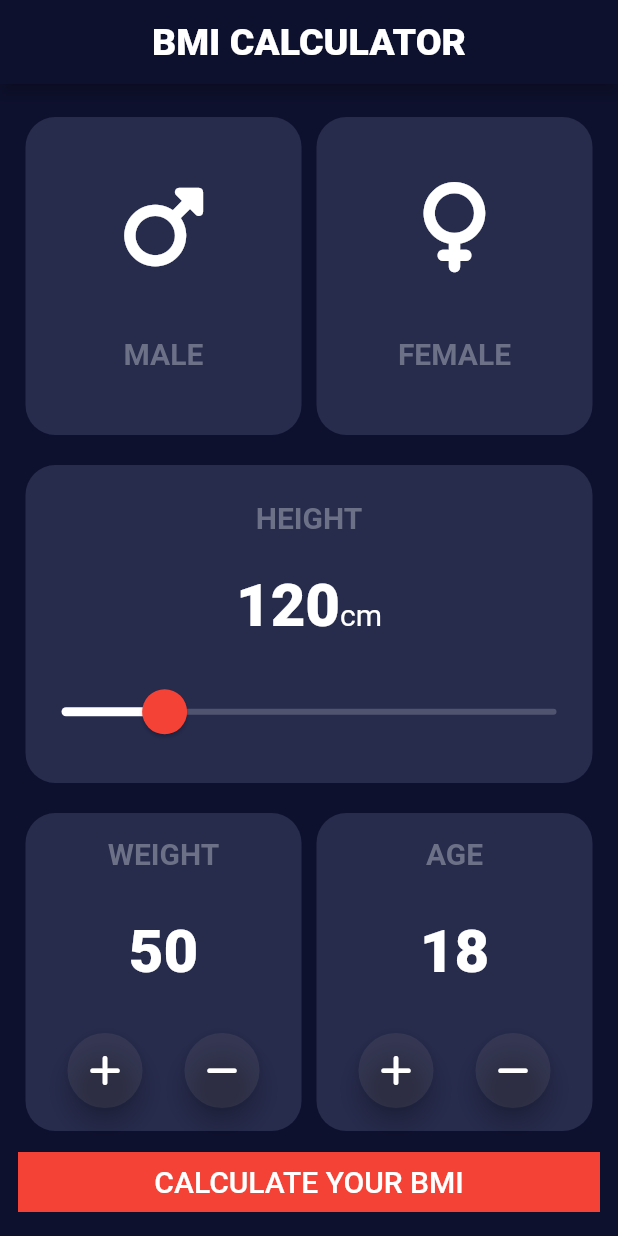
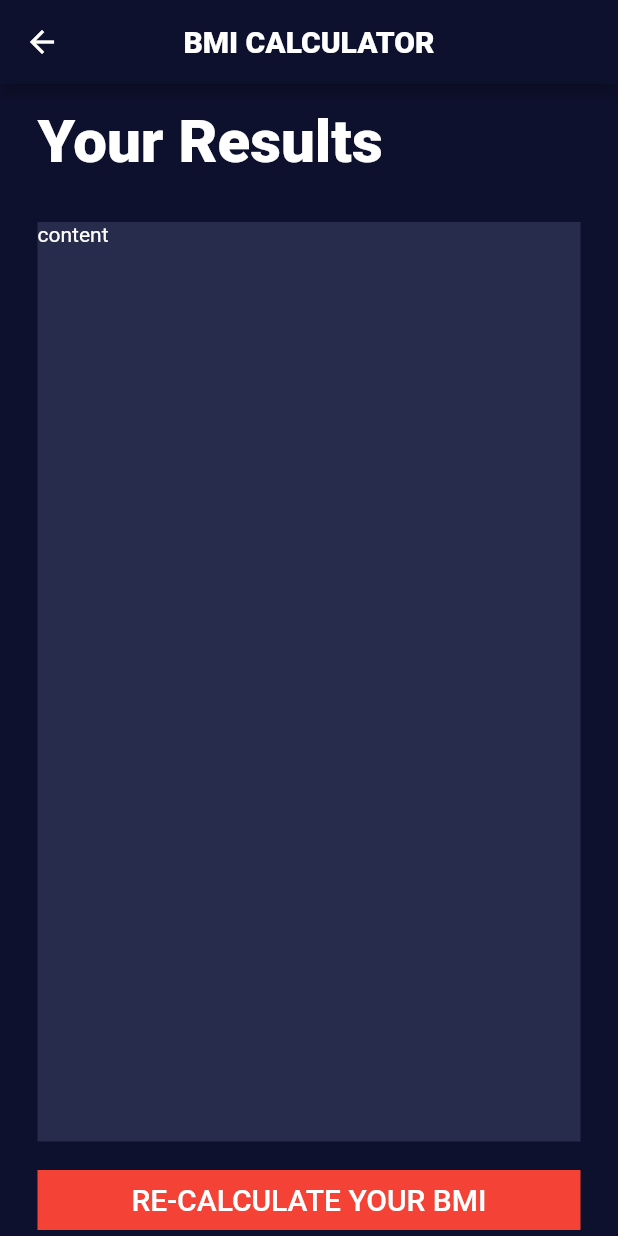
Before and after one commit to henry-dura/BMI-Calculator, a Flutter app: the screen it shows after launch, after a tap on "CALCULATE YOUR BMI", on a phone screen of 412 x 824 dp. Run offline on Flutter 3.47's test engine with Material 2 defaults, Android fonts, the light colour scheme and no system bars; our stand-ins replace font_awesome_flutter.

Commit message:
second page UI skeleton added

```diff
--- a/lib/main.dart
+++ b/lib/main.dart
@@ -1,6 +1,6 @@
-import 'constants.dart';
 import 'package:flutter/material.dart';
-import 'home_page.dart';
+import 'pages/home_page.dart';
+import 'utilities/reusable_appbar.dart';
 
 void main() {
   runApp(const MyApp());
@@ -15,18 +15,24 @@ class MyApp extends StatelessWidget {
     return MaterialApp(
       title: 'Flutter Demo',
       theme: ThemeData.dark().copyWith(
-        appBarTheme: AppBarTheme(color: Color(0xFF0E112E)),
-        scaffoldBackgroundColor:  Color(0xFF0E112E),
-        primaryColor: Color(0xFF272B4C),
+        appBarTheme: const AppBarTheme(color: Color(0xFF0E112E)),
+        scaffoldBackgroundColor:  const Color(0xFF0E112E),
+        primaryColor: const Color(0xFF272B4C),
+          filledButtonTheme:FilledButtonThemeData(
+            style: ButtonStyle(
+              backgroundColor: MaterialStatePropertyAll<Color>(Colors.red),
+              shape: MaterialStatePropertyAll(
+                RoundedRectangleBorder(borderRadius: BorderRadius.zero),
+              ),
+            ),
+          ),
       ),
-      home: SafeArea(
+
+      home: const SafeArea(
           child: Scaffold(
-            appBar: AppBar(
-              title: Text('BMI CALCULATOR',style: kAppBarText,),
-              centerTitle: true,
-            ),
+            appBar: ReusableAppBar(),
             body: Padding(
-              padding: const EdgeInsets.all(12.0),
+              padding:  EdgeInsets.all(12.0),
               child: HomePage(),
             ),
           )),
--- a/lib/home_page.dart
+++ b/lib/pages/home_page.dart
@@ -1,8 +1,9 @@
+import 'package:body_mass_calculator/pages/second_page.dart';
 import 'package:flutter/material.dart';
-import 'reusable_container.dart';
+import '../utilities/reusable_container.dart';
 import 'package:font_awesome_flutter/font_awesome_flutter.dart';
-import 'constants.dart';
-import 'container_contents.dart';
+import '../utilities/constants.dart';
+import '../utilities/container_contents.dart';
 
 class HomePage extends StatefulWidget {
   const HomePage({Key? key}) : super(key: key);
@@ -88,20 +89,17 @@ class _HomePageState extends State<HomePage> {
             ],
           ),
         ),
-        FilledButtonTheme(
-          data: const FilledButtonThemeData(
-              style: ButtonStyle(
-                  backgroundColor: MaterialStatePropertyAll<Color>(Colors.red),
-                  shape: MaterialStatePropertyAll(RoundedRectangleBorder(
-                      borderRadius: BorderRadius.zero)))),
-          child: FilledButton(
-              onPressed: () {print('calculated');},
-              child: const Text(
-                'CALCULATE YOUR BMI',
-                style: TextStyle(fontSize: 20),
-              )),
-        ),
-
+        FilledButton(
+            onPressed: () {
+              Navigator.push(
+                context,
+                MaterialPageRoute(builder: (context) => const SecondPage()),
+              );
+            },
+            child: const Text(
+              'CALCULATE YOUR BMI',
+              style: TextStyle(fontSize: 20),
+            )),
       ],
     );
   }
--- /dev/null
+++ b/lib/pages/second_page.dart
@@ -0,0 +1,52 @@
+import 'package:body_mass_calculator/utilities/constants.dart';
+import 'package:flutter/material.dart';
+import 'package:body_mass_calculator/utilities/reusable_appbar.dart';
+
+class SecondPage extends StatefulWidget {
+  const SecondPage({Key? key}) : super(key: key);
+
+  @override
+  State<SecondPage> createState() => _SecondPageState();
+}
+
+class _SecondPageState extends State<SecondPage> {
+  @override
+  Widget build(BuildContext context) {
+    return Scaffold(
+      appBar: const ReusableAppBar(),
+      body: Padding(
+        padding: const EdgeInsets.symmetric(horizontal: 25),
+        child: Column(
+          crossAxisAlignment: CrossAxisAlignment.stretch,
+          children: [
+            const Padding(
+              padding:  EdgeInsets.symmetric(vertical: 15),
+              child: Text(
+                'Your Results',
+                style: kBigTextStyle,
+              ),
+            ),
+            Expanded(
+                child: Container(
+                  margin: EdgeInsets.symmetric(vertical: 15),
+              color: Theme.of(context).primaryColor,
+                  // width: double.infinity,
+              child: const Text('content'),
+            )),
+            FilledButton(
+                onPressed: () {
+                  Navigator.push(
+                    context,
+                    MaterialPageRoute(builder: (context) => const SecondPage()),
+                  );
+                },
+                child: const Text(
+                  'RE-CALCULATE YOUR BMI',
+                  style: TextStyle(fontSize: 20),
+                )),
+          ],
+        ),
+      ),
+    );
+  }
+}
--- a/lib/constants.dart
+++ b/lib/utilities/constants.dart
@@ -1,7 +1,7 @@
 import 'package:flutter/material.dart';
 
 const kAppBarText= TextStyle(
-  fontSize: 25,
+  fontSize: 20,
   fontWeight: FontWeight.w900,
 );
 
--- /dev/null
+++ b/lib/utilities/reusable_appbar.dart
@@ -0,0 +1,16 @@
+import 'package:flutter/material.dart';
+import 'package:body_mass_calculator/utilities/constants.dart';
+
+class ReusableAppBar extends StatelessWidget implements PreferredSizeWidget {
+  const ReusableAppBar({
+    super.key,
+  });
+  Size get preferredSize => AppBar().preferredSize;
+  @override
+  Widget build(BuildContext context) {
+    return AppBar(
+      title: Text('BMI CALCULATOR',style: kAppBarText,),
+      centerTitle: true,
+    );
+  }
+}
```
Also changed, not shown: lib/utilities/container_contents.dart (renamed from lib/container_contents.dart), lib/utilities/customized_button.dart (renamed from lib/customized_button.dart), lib/utilities/reusable_container.dart (renamed from lib/reusable_container.dart).
